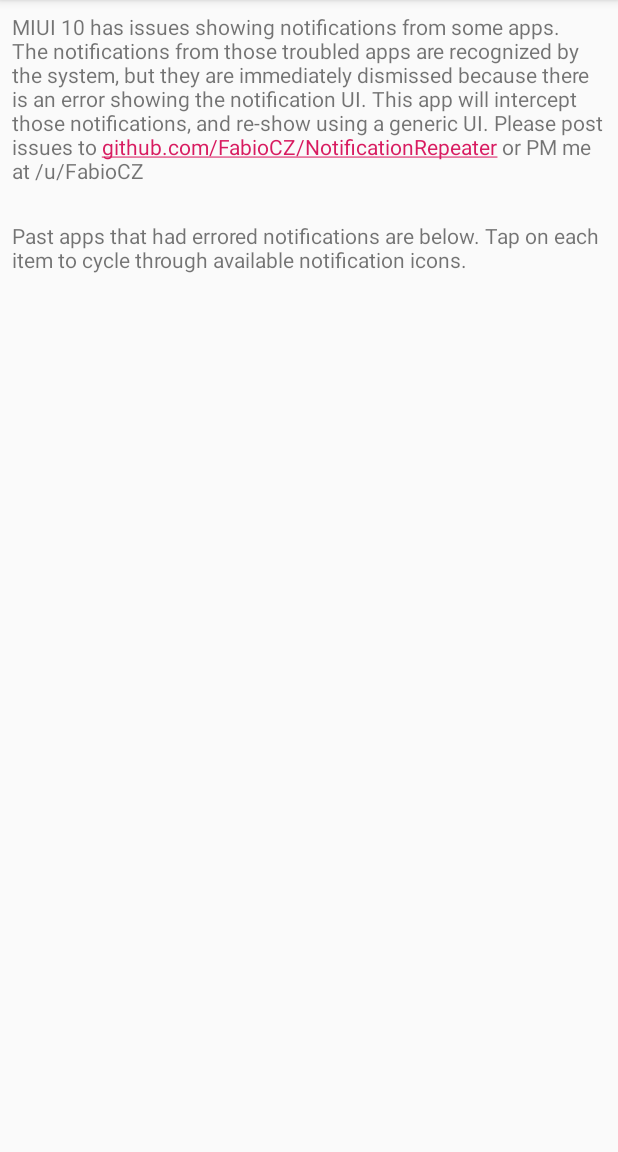
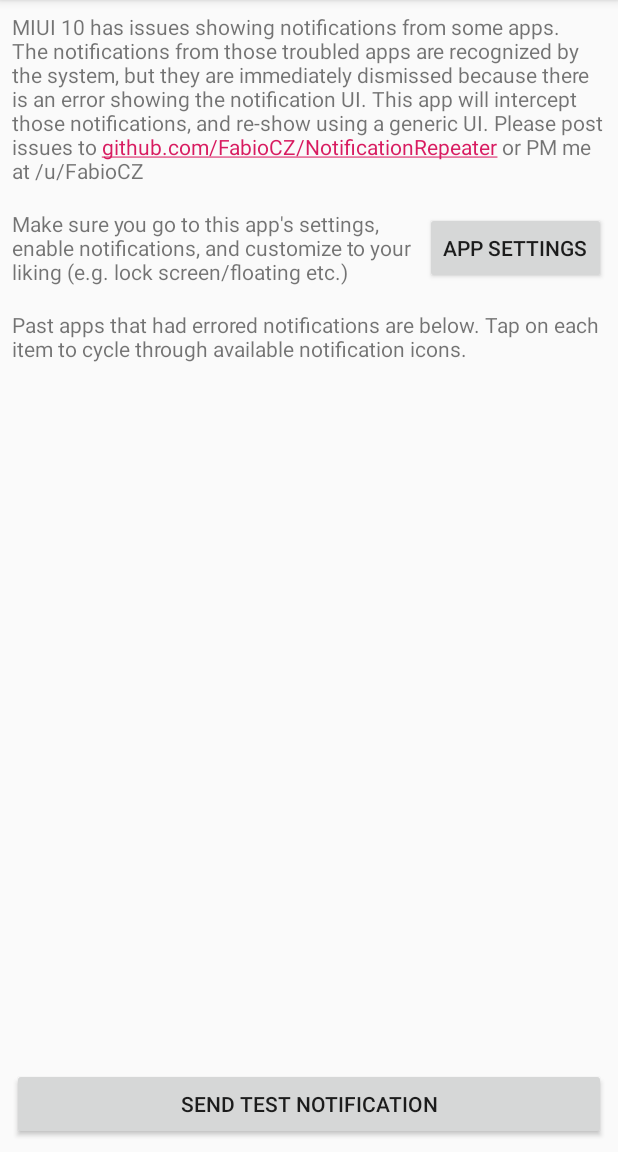
Before and after one commit to FabioCZ/NotificationRepeater, an Android app: the screen it shows after launch (MainActivity), on a phone screen of 412 x 824 dp, the part 84-1236 px from its top. Run offline under Robolectric (Android 15) with nearby library versions, the phone set to English and light mode, and no system bars.

Commit message:
Fixes: * Add instructions for enabling notifications * Adds ability to trigger test notifications * Add few more icons * In-app list will redraw on notification * Vibration/light/floating notifs will now work * bump version number

```diff
--- a/app/src/main/AndroidManifest.xml
+++ b/app/src/main/AndroidManifest.xml
@@ -9,7 +9,8 @@
         android:roundIcon="@mipmap/ic_launcher_round"
         android:supportsRtl="true"
         android:theme="@style/AppTheme">
-        <activity android:name=".MainActivity">
+        <activity android:name=".MainActivity"
+                    android:launchMode="singleTask">
             <intent-filter>
                 <action android:name="android.intent.action.MAIN" />
 
--- a/app/src/main/java/com/gottlicher/notifrepeater/MainActivity.java
+++ b/app/src/main/java/com/gottlicher/notifrepeater/MainActivity.java
@@ -1,10 +1,19 @@
 package com.gottlicher.notifrepeater;
 
+import android.app.NotificationChannel;
+import android.app.NotificationManager;
+import android.app.PendingIntent;
+import android.content.BroadcastReceiver;
 import android.content.ComponentName;
+import android.content.Context;
 import android.content.DialogInterface;
 import android.content.Intent;
+import android.content.IntentFilter;
+import android.net.Uri;
 import android.provider.Settings;
 import android.support.annotation.NonNull;
+import android.support.annotation.Nullable;
+import android.support.v4.content.LocalBroadcastManager;
 import android.support.v7.app.AlertDialog;
 import android.support.v7.app.AppCompatActivity;
 import android.os.Bundle;
@@ -17,6 +26,7 @@ import android.view.ViewGroup;
 import android.widget.ImageView;
 import android.widget.LinearLayout;
 import android.widget.TextView;
+import android.widget.Toast;
 
 import org.w3c.dom.Text;
 
@@ -30,17 +40,31 @@ public class MainActivity extends AppCompatActivity {
 
     private static final String ENABLED_NOTIFICATION_LISTENERS = "enabled_notification_listeners";
     private static final String ACTION_NOTIFICATION_LISTENER_SETTINGS = "android.settings.ACTION_NOTIFICATION_LISTENER_SETTINGS";
+    private static final int TEST_NOTIF_CODE = 1;
+    private static final String TEST_NOTIF_EXTRA = "TEST_NOTIF";
 
+    BroadcastReceiver reloadBroadcastReceiver;
 
-    private AlertDialog enableNotificationListenerAlertDialog;
     @Override
     protected void onCreate(Bundle savedInstanceState) {
         super.onCreate(savedInstanceState);
         setContentView(R.layout.activity_main);
 
+        reloadBroadcastReceiver = new BroadcastReceiver() {
+            @Override
+            public void onReceive(Context context, Intent intent) {
+                populatePastAppsList();
+            }
+        };
+
+        createNotificationChannel();
+
         if(!isNotificationServiceEnabled()){
             buildNotificationServiceAlertDialog().show();
         }
+
+        findViewById(R.id.app_settings_btn).setOnClickListener((View v) -> openAppSettings());
+        findViewById(R.id.test_notif_btn).setOnClickListener((View v) -> showTestNotification());
     }
 
     @Override
@@ -49,6 +73,28 @@ public class MainActivity extends AppCompatActivity {
         populatePastAppsList();
     }
 
+    @Override
+    protected void onStart() {
+        super.onStart();
+        LocalBroadcastManager.getInstance(this).registerReceiver((reloadBroadcastReceiver),
+                new IntentFilter(NotifListenerService.RELOAD_MESSAGE));
+    }
+
+    @Override
+    protected void onNewIntent(Intent intent) {
+        super.onNewIntent(intent);
+        if (intent.hasExtra(TEST_NOTIF_EXTRA)){
+            Toast.makeText(this, R.string.test_notif_received,Toast.LENGTH_LONG).show();
+        }
+    }
+
+    @Override
+    protected void onStop() {
+        LocalBroadcastManager.getInstance(this).unregisterReceiver(reloadBroadcastReceiver);
+        super.onStop();
+    }
+
+    //Inefficient, I know, but it doesn't need to be
     private void populatePastAppsList(){
         RecyclerView list = findViewById(R.id.apps_history_list);
         list.setHasFixedSize(true);
@@ -78,24 +124,44 @@ public class MainActivity extends AppCompatActivity {
 
     private AlertDialog buildNotificationServiceAlertDialog(){
         AlertDialog.Builder alertDialogBuilder = new AlertDialog.Builder(this);
-        alertDialogBuilder.setTitle(R.string.notification_listener_service);
-        alertDialogBuilder.setMessage(R.string.notification_listener_service_explanation);
-        alertDialogBuilder.setPositiveButton(R.string.yes,
-                new DialogInterface.OnClickListener() {
-                    public void onClick(DialogInterface dialog, int id) {
-                        startActivity(new Intent(ACTION_NOTIFICATION_LISTENER_SETTINGS));
-                    }
-                });
-        alertDialogBuilder.setNegativeButton(R.string.no,
-                new DialogInterface.OnClickListener() {
-                    public void onClick(DialogInterface dialog, int id) {
-                        // If you choose to not enable the notification listener
-                        // the app. will not work as expected
-                    }
-                });
-        return(alertDialogBuilder.create());
+        alertDialogBuilder.setTitle(R.string.notification_listener_service)
+                        .setMessage(R.string.notification_listener_service_explanation)
+                        .setPositiveButton(R.string.yes, (dialog, id) -> startActivity(new Intent(ACTION_NOTIFICATION_LISTENER_SETTINGS)))
+                        .setNegativeButton(R.string.no,  (dialog, id) -> Toast.makeText(this, R.string.the_app_will_not_work, Toast.LENGTH_LONG).show());
+        return alertDialogBuilder.create();
     }
 
+    private void createNotificationChannel() {
+        CharSequence name = getString(R.string.notif_channel_name);
+        String description = getString(R.string.notif_channel_name);
+        int importance = NotificationManager.IMPORTANCE_HIGH;
+        NotificationChannel channel = new NotificationChannel(NotifListenerService.CHANNEL_ID, name, importance);
+        channel.setDescription(description);
+        channel.enableLights(true);
+        channel.enableVibration(true);
+
+        // Register the channel with the system; you can't change the importance
+        // or other notification behaviors after this
+        NotificationManager notificationManager = getSystemService(NotificationManager.class);
+        notificationManager.createNotificationChannel(channel);
+    }
+
+    private void openAppSettings ()
+    {
+        Intent intent = new Intent();
+        intent.setAction(Settings.ACTION_APPLICATION_DETAILS_SETTINGS);
+        Uri uri = Uri.fromParts("package", getPackageName(), null);
+        intent.setData(uri);
+        startActivity(intent);
+    }
+
+    private void showTestNotification ()
+    {
+        Intent intent = new Intent(this,MainActivity.class);
+        intent.putExtra(TEST_NOTIF_EXTRA, TEST_NOTIF_EXTRA);
+        PendingIntent pi =  PendingIntent.getActivity(this, TEST_NOTIF_CODE, intent, PendingIntent.FLAG_UPDATE_CURRENT);
+        NotifListenerService.postNotification(this, "Repeated test notification", "Did you ever hear the tragedy of Darth Plagueis The Wise?", R.drawable.ic_notifications_black_24dp, pi, 123);
+    }
 
     public static class PastAppsHolder extends RecyclerView.ViewHolder {
         // each data item is just a string in this case
@@ -119,7 +185,11 @@ public class MainActivity extends AppCompatActivity {
                 R.drawable.ic_perm_phone_msg_black_24dp,
                 R.drawable.ic_phone_black_24dp,
                 R.drawable.ic_question_answer_black_24dp,
-                R.drawable.ic_textsms_black_24dp
+                R.drawable.ic_textsms_black_24dp,
+                R.drawable.ic_account_circle_black_24dp,
+                R.drawable.ic_assignment_late_black_24dp,
+                R.drawable.ic_chat_black_24dp,
+                R.drawable.ic_email_black_24dp
         };
 
         // Provide a suitable constructor (depends on the kind of dataset)
@@ -147,16 +217,13 @@ public class MainActivity extends AppCompatActivity {
             pastAppsHolder.nameTxt.setText(ai.getAppLauncherName(MainActivity.this));
             pastAppsHolder.ctTxt.setText(ai.ct + " Errors");
 
-            pastAppsHolder.itemView.setOnClickListener(new View.OnClickListener() {
-                @Override
-                public void onClick(View v) {
+            pastAppsHolder.itemView.setOnClickListener(v -> {
                 int currIndex = indexOfIcon(ai.imageRes);
                 int nextIndex = currIndex >= icons.length - 1 ? 0 : currIndex + 1;
                 int newRes = icons[nextIndex];
                 ai.imageRes = newRes;
                 finalHolder.icon.setImageResource(newRes);
                 AppHistoryHelper.updateIcon(MainActivity.this, ai.packageName, newRes);
-                }
             });
         }
 
--- /dev/null
+++ b/app/src/main/res/drawable/ic_account_circle_black_24dp.xml
@@ -0,0 +1,9 @@
+<vector xmlns:android="http://schemas.android.com/apk/res/android"
+        android:width="24dp"
+        android:height="24dp"
+        android:viewportWidth="24.0"
+        android:viewportHeight="24.0">
+    <path
+        android:fillColor="#FF000000"
+        android:pathData="M12,2C6.48,2 2,6.48 2,12s4.48,10 10,10 10,-4.48 10,-10S17.52,2 12,2zM12,5c1.66,0 3,1.34 3,3s-1.34,3 -3,3 -3,-1.34 -3,-3 1.34,-3 3,-3zM12,19.2c-2.5,0 -4.71,-1.28 -6,-3.22 0.03,-1.99 4,-3.08 6,-3.08 1.99,0 5.97,1.09 6,3.08 -1.29,1.94 -3.5,3.22 -6,3.22z"/>
+</vector>
--- /dev/null
+++ b/app/src/main/res/drawable/ic_assignment_late_black_24dp.xml
@@ -0,0 +1,9 @@
+<vector xmlns:android="http://schemas.android.com/apk/res/android"
+        android:width="24dp"
+        android:height="24dp"
+        android:viewportWidth="24.0"
+        android:viewportHeight="24.0">
+    <path
+        android:fillColor="#FF000000"
+        android:pathData="M19,3h-4.18C14.4,1.84 13.3,1 12,1c-1.3,0 -2.4,0.84 -2.82,2L5,3c-1.1,0 -2,0.9 -2,2v14c0,1.1 0.9,2 2,2h14c1.1,0 2,-0.9 2,-2L21,5c0,-1.1 -0.9,-2 -2,-2zM13,18h-2v-2h2v2zM13,14h-2L11,8h2v6zM12,5c-0.55,0 -1,-0.45 -1,-1s0.45,-1 1,-1 1,0.45 1,1 -0.45,1 -1,1z"/>
+</vector>
--- /dev/null
+++ b/app/src/main/res/drawable/ic_chat_black_24dp.xml
@@ -0,0 +1,9 @@
+<vector xmlns:android="http://schemas.android.com/apk/res/android"
+        android:width="24dp"
+        android:height="24dp"
+        android:viewportWidth="24.0"
+        android:viewportHeight="24.0">
+    <path
+        android:fillColor="#FF000000"
+        android:pathData="M20,2L4,2c-1.1,0 -1.99,0.9 -1.99,2L2,22l4,-4h14c1.1,0 2,-0.9 2,-2L22,4c0,-1.1 -0.9,-2 -2,-2zM6,9h12v2L6,11L6,9zM14,14L6,14v-2h8v2zM18,8L6,8L6,6h12v2z"/>
+</vector>
--- /dev/null
+++ b/app/src/main/res/drawable/ic_email_black_24dp.xml
@@ -0,0 +1,9 @@
+<vector xmlns:android="http://schemas.android.com/apk/res/android"
+        android:width="24dp"
+        android:height="24dp"
+        android:viewportWidth="24.0"
+        android:viewportHeight="24.0">
+    <path
+        android:fillColor="#FF000000"
+        android:pathData="M20,4L4,4c-1.1,0 -1.99,0.9 -1.99,2L2,18c0,1.1 0.9,2 2,2h16c1.1,0 2,-0.9 2,-2L22,6c0,-1.1 -0.9,-2 -2,-2zM20,8l-8,5 -8,-5L4,6l8,5 8,-5v2z"/>
+</vector>
--- a/app/src/main/res/layout/activity_main.xml
+++ b/app/src/main/res/layout/activity_main.xml
@@ -21,12 +21,15 @@
 
     <TextView
         android:id="@+id/textView2"
-        android:layout_width="wrap_content"
-        android:layout_height="0dp"
-        android:layout_marginTop="24dp"
+        android:layout_width="0dp"
+        android:layout_height="wrap_content"
+        android:layout_marginStart="8dp"
+        android:layout_marginTop="16dp"
+        android:layout_marginEnd="8dp"
         android:text="@string/past_app"
-        app:layout_constraintStart_toStartOf="@+id/apps_history_list"
-        app:layout_constraintTop_toBottomOf="@+id/textView" />
+        app:layout_constraintEnd_toEndOf="parent"
+        app:layout_constraintStart_toStartOf="parent"
+        app:layout_constraintTop_toBottomOf="@+id/textView3" />
 
     <android.support.v7.widget.RecyclerView
         android:id="@+id/apps_history_list"
@@ -35,9 +38,44 @@
         android:layout_marginStart="8dp"
         android:layout_marginTop="8dp"
         android:layout_marginEnd="8dp"
-        app:layout_constraintBottom_toBottomOf="parent"
+        android:layout_marginBottom="8dp"
+        app:layout_constraintBottom_toTopOf="@+id/test_notif_btn"
         app:layout_constraintEnd_toEndOf="parent"
         app:layout_constraintStart_toStartOf="parent"
         app:layout_constraintTop_toBottomOf="@+id/textView2" />
 
+    <Button
+        android:id="@+id/test_notif_btn"
+        android:layout_width="0dp"
+        android:layout_height="wrap_content"
+        android:layout_marginStart="8dp"
+        android:layout_marginEnd="8dp"
+        android:layout_marginBottom="8dp"
+        android:text="@string/test_notif"
+        app:layout_constraintBottom_toBottomOf="parent"
+        app:layout_constraintEnd_toEndOf="parent"
+        app:layout_constraintStart_toStartOf="parent" />
+
+    <TextView
+        android:id="@+id/textView3"
+        android:layout_width="0dp"
+        android:layout_height="wrap_content"
+        android:layout_marginStart="8dp"
+        android:layout_marginTop="16dp"
+        android:layout_marginEnd="8dp"
+        android:text="@string/app_settings_instr"
+        app:layout_constraintEnd_toStartOf="@+id/app_settings_btn"
+        app:layout_constraintStart_toStartOf="parent"
+        app:layout_constraintTop_toBottomOf="@+id/textView" />
+
+    <Button
+        android:id="@+id/app_settings_btn"
+        android:layout_width="0dp"
+        android:layout_height="wrap_content"
+        android:layout_marginEnd="8dp"
+        android:text="@string/app_settings"
+        app:layout_constraintBottom_toBottomOf="@+id/textView3"
+        app:layout_constraintEnd_toEndOf="parent"
+        app:layout_constraintTop_toTopOf="@+id/textView3" />
+
 </android.support.constraint.ConstraintLayout>
--- a/app/src/main/res/values/strings.xml
+++ b/app/src/main/res/values/strings.xml
@@ -5,10 +5,15 @@
 
     <!-- from: https://github.com/Chagall/notification-listener-service-example -->
     <string name="notification_listener_service">"Notification Listener Service"</string>
-    <string name="notification_listener_service_explanation">"For the the app. to work you need to enable the Notification Listener Service. Enable it now?"</string>
+    <string name="notification_listener_service_explanation">"For the app. to work you need to enable the Notification Listener Service. Enable it now?"</string>
     <string name="yes">Yes</string>
     <string name="no">No</string>
 
+    <string name="app_settings_instr">Make sure you go to this app\'s settings, enable notifications, and customize to your liking (e.g. lock screen/floating etc.)</string>
     <string name="home_about">MIUI 10 has issues showing notifications from some apps. The notifications from those troubled apps are recognized by the system, but they are immediately dismissed because there is an error showing the notification UI. This app will intercept those notifications, and re-show using a generic UI. Please post issues to <a href="https://github.com/FabioCZ/NotificationRepeater">github.com/FabioCZ/NotificationRepeater</a> or PM me at /u/FabioCZ</string>
     <string name="past_app">Past apps that had errored notifications are below. Tap on each item to cycle through available notification icons.</string>
+    <string name="test_notif">Send test Notification</string>
+    <string name="app_settings">App Settings</string>
+    <string name="the_app_will_not_work">Warning! the app will not work at all without notification access!</string>
+    <string name="test_notif_received">Test notification clicked!</string>
 </resources>
```
Also changed, not shown: app/build.gradle (+6 -2 lines), app/src/main/java/com/gottlicher/notifrepeater/NotifListenerService.java (+27 -34 lines). Lines whose indentation alone changed are shown as unchanged.
